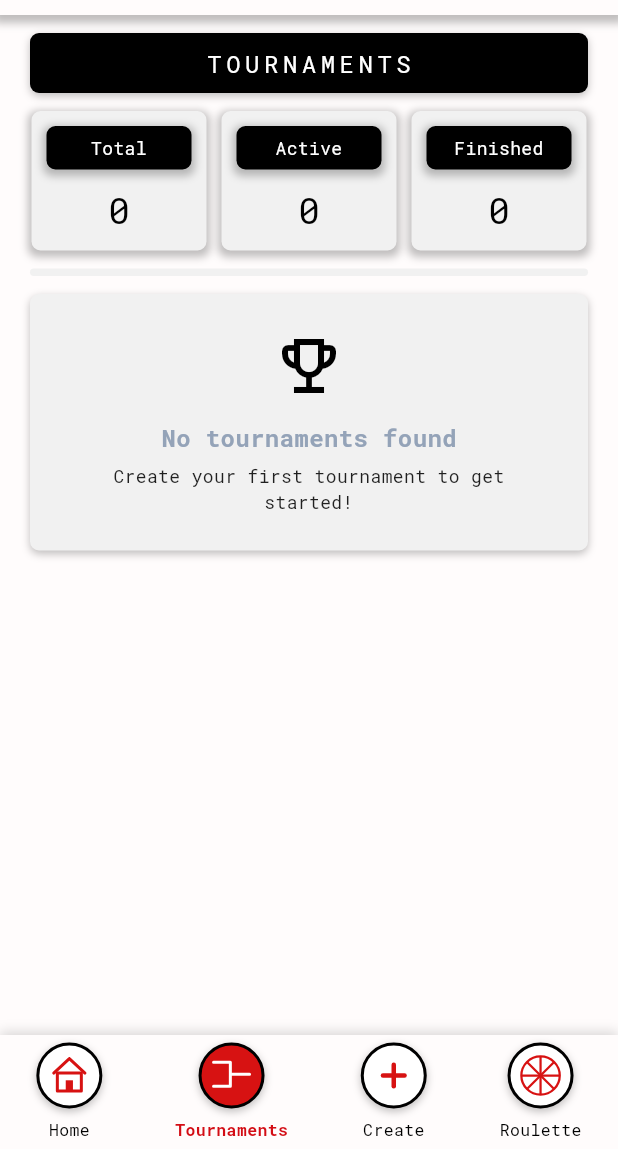
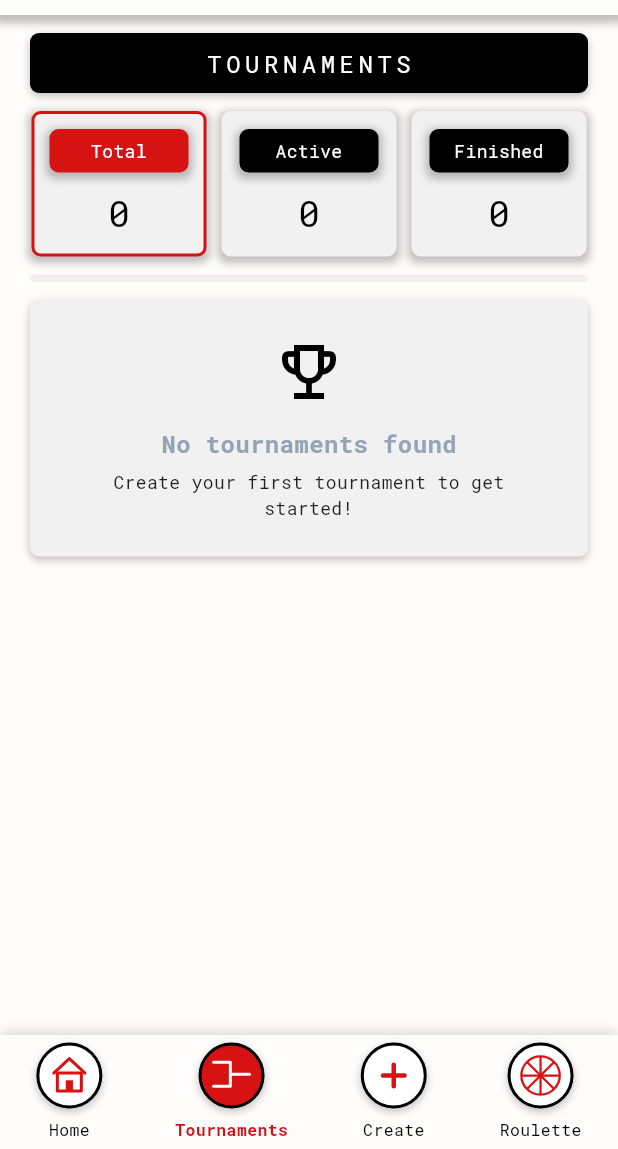
Before and after one commit to Louay-Barraq/Fixtura, a Flutter app: the DashboardScreen screen opened directly, item 2 of the bottom bar chosen, on a phone screen of 412 x 824 dp, the part 87-1236 px from its top. Run offline on Flutter 3.47's test engine with Material 3 defaults, Android fonts, the phone set to English and light mode, and no system bars; our stand-ins replace gap, google_fonts, share_plus, shared_preferences, sqflite; accounts and stored records are empty.

Commit message:
fix: update finished tournament status when 100% completed and enable filter tabs
- Calculate tournament progress and completion status dynamically based on matches
- Automatically sync status to 'completed' when all matches reach 100% progress
- Make Total, Active, and Finished StatCards interactive with visual selection styling
- Filter tournament list on Tournaments tab when clicking StatCards

```diff
--- a/lib/screens/dashboard_screen.dart
+++ b/lib/screens/dashboard_screen.dart
@@ -16,6 +16,8 @@ import 'create_tournament_screen.dart';
 import 'tournament_details_screen.dart';
 import 'standalone_roulette_screen.dart';
 
+enum TournamentFilter { all, active, finished }
+
 class DashboardScreen extends StatefulWidget {
   const DashboardScreen({super.key});
 
@@ -25,6 +27,7 @@ class DashboardScreen extends StatefulWidget {
 
 class _DashboardScreenState extends State<DashboardScreen> {
   int _currentNavIndex = 0; // 0 = Home, 1 = Tournaments, 2 = Roulette
+  TournamentFilter _tournamentFilter = TournamentFilter.all;
 
   @override
   void initState() {
@@ -158,19 +161,46 @@ class _DashboardScreenState extends State<DashboardScreen> {
           LongSectionHeader(title: l10n?.tournaments ?? 'TOURNAMENTS'),
           const Gap(12),
 
-          // Stats Cards Row
+          // Stats Cards Row (tapping navigates to Tournaments tab with selected filter)
           Padding(
             padding: const EdgeInsets.symmetric(horizontal: 16),
             child: Row(
               children: [
                 Expanded(
-                  child: StatCard(label: l10n?.total ?? 'Total', value: '$totalCount'),
+                  child: StatCard(
+                    label: l10n?.total ?? 'Total',
+                    value: '$totalCount',
+                    onTap: () {
+                      setState(() {
+                        _tournamentFilter = TournamentFilter.all;
+                        _currentNavIndex = 1;
+                      });
+                    },
+                  ),
                 ),
                 Expanded(
-                  child: StatCard(label: l10n?.active ?? 'Active', value: '$activeCount'),
+                  child: StatCard(
+                    label: l10n?.active ?? 'Active',
+                    value: '$activeCount',
+                    onTap: () {
+                      setState(() {
+                        _tournamentFilter = TournamentFilter.active;
+                        _currentNavIndex = 1;
+                      });
+                    },
+                  ),
                 ),
                 Expanded(
-                  child: StatCard(label: l10n?.finished ?? 'Finished', value: '$finishedCount'),
+                  child: StatCard(
+                    label: l10n?.finished ?? 'Finished',
+                    value: '$finishedCount',
+                    onTap: () {
+                      setState(() {
+                        _tournamentFilter = TournamentFilter.finished;
+                        _currentNavIndex = 1;
+                      });
+                    },
+                  ),
                 ),
               ],
             ),
@@ -220,6 +250,14 @@ class _DashboardScreenState extends State<DashboardScreen> {
     int finishedCount,
   ) {
     final l10n = AppLocalizations.of(context);
+
+    // Filter tournaments based on active selection
+    final List<Tournament> filteredTournaments = switch (_tournamentFilter) {
+      TournamentFilter.active => provider.tournaments.where((t) => t.status == 'active').toList(),
+      TournamentFilter.finished => provider.tournaments.where((t) => t.status == 'completed').toList(),
+      TournamentFilter.all => provider.tournaments,
+    };
+
     return SingleChildScrollView(
       physics: const BouncingScrollPhysics(),
       child: Column(
@@ -228,19 +266,46 @@ class _DashboardScreenState extends State<DashboardScreen> {
           LongSectionHeader(title: l10n?.tournaments ?? 'TOURNAMENTS'),
           const Gap(12),
 
-          // Stats Cards Row
+          // Stats Cards Row with interactive filtering
           Padding(
             padding: const EdgeInsets.symmetric(horizontal: 16),
             child: Row(
               children: [
                 Expanded(
-                  child: StatCard(label: l10n?.total ?? 'Total', value: '$totalCount'),
+                  child: StatCard(
+                    label: l10n?.total ?? 'Total',
+                    value: '$totalCount',
+                    isSelected: _tournamentFilter == TournamentFilter.all,
+                    onTap: () {
+                      setState(() {
+                        _tournamentFilter = TournamentFilter.all;
+                      });
+                    },
+                  ),
                 ),
                 Expanded(
-                  child: StatCard(label: l10n?.active ?? 'Active', value: '$activeCount'),
+                  child: StatCard(
+                    label: l10n?.active ?? 'Active',
+                    value: '$activeCount',
+                    isSelected: _tournamentFilter == TournamentFilter.active,
+                    onTap: () {
+                      setState(() {
+                        _tournamentFilter = TournamentFilter.active;
+                      });
+                    },
+                  ),
                 ),
                 Expanded(
-                  child: StatCard(label: l10n?.finished ?? 'Finished', value: '$finishedCount'),
+                  child: StatCard(
+                    label: l10n?.finished ?? 'Finished',
+                    value: '$finishedCount',
+                    isSelected: _tournamentFilter == TournamentFilter.finished,
+                    onTap: () {
+                      setState(() {
+                        _tournamentFilter = TournamentFilter.finished;
+                      });
+                    },
+                  ),
                 ),
               ],
             ),
@@ -257,11 +322,11 @@ class _DashboardScreenState extends State<DashboardScreen> {
           ),
           const Gap(12),
 
-          // Full Tournaments List
-          if (provider.tournaments.isEmpty)
+          // Tournaments List (Filtered)
+          if (filteredTournaments.isEmpty)
             _buildEmptyState(context)
           else
-            ...provider.tournaments.map(
+            ...filteredTournaments.map(
               (t) => Padding(
                 padding: const EdgeInsets.only(bottom: 12.0),
                 child: _buildTournamentWidget(t, provider),
@@ -278,14 +343,10 @@ class _DashboardScreenState extends State<DashboardScreen> {
     final allMatches = t.id != null ? provider.getMatchesForTournamentId(t.id!) : <MatchModel>[];
     final teams = t.id != null ? provider.getTeamsForTournamentId(t.id!) : <Team>[];
 
-    // Exclude dummy BYE matches (where either team is null)
-    final playableMatches = allMatches.where((m) => m.homeTeamId != null && m.awayTeamId != null).toList();
-    final completedMatches = playableMatches.where((m) => m.isPlayed).length;
-    final progress = playableMatches.isEmpty
-        ? 0
-        : ((completedMatches / playableMatches.length) * 100).round();
+    final progress = provider.calculateTournamentProgress(t.type, allMatches);
 
     // Pick the most recent real played match
+    final playableMatches = allMatches.where((m) => m.homeTeamId != null && m.awayTeamId != null).toList();
     final lastMatch = playableMatches.where((m) => m.isPlayed).toList().lastOrNull;
 
     String? player1Name;
--- a/lib/screens/tournament_details_screen.dart
+++ b/lib/screens/tournament_details_screen.dart
@@ -99,10 +99,8 @@ class _TournamentDetailsScreenState extends State<TournamentDetailsScreen> {
           }
         }
 
-        // Calculate progress percentage (excluding dummy BYE matches)
-        final playableMatches = matches.where((m) => m.homeTeamId != null && m.awayTeamId != null).toList();
-        final completedMatches = playableMatches.where((m) => m.isPlayed).length;
-        final progress = playableMatches.isEmpty ? 0 : ((completedMatches / playableMatches.length) * 100).round();
+        // Calculate progress percentage
+        final progress = provider.calculateTournamentProgress(tournament.type, matches);
 
         return Scaffold(
           backgroundColor: const Color(0xFFFFFCFC),
--- a/lib/widgets/stat_card.dart
+++ b/lib/widgets/stat_card.dart
@@ -3,17 +3,31 @@ import 'package:flutter/material.dart';
 class StatCard extends StatelessWidget {
   final String label;
   final String value;
+  final bool isSelected;
+  final VoidCallback? onTap;
 
-  const StatCard({super.key, required this.label, required this.value});
+  const StatCard({
+    super.key,
+    required this.label,
+    required this.value,
+    this.isSelected = false,
+    this.onTap,
+  });
 
   @override
   Widget build(BuildContext context) {
-    return Container(
+    return GestureDetector(
+      onTap: onTap,
+      child: AnimatedContainer(
+        duration: const Duration(milliseconds: 200),
         padding: const EdgeInsets.only(top: 10),
-      margin: EdgeInsets.symmetric(horizontal: 5),
+        margin: const EdgeInsets.symmetric(horizontal: 5),
         decoration: BoxDecoration(
           color: const Color(0xFFF1F1F1),
           borderRadius: BorderRadius.circular(6),
+          border: isSelected
+              ? Border.all(color: const Color(0xFFD71212), width: 2)
+              : Border.all(color: Colors.transparent, width: 2),
           boxShadow: [
             BoxShadow(
               offset: const Offset(0, 2),
@@ -25,13 +39,14 @@ class StatCard extends StatelessWidget {
         ),
         child: Column(
           children: [
-          // Top Black Label Badge
-          Container(
+            // Top Label Badge (Red if selected, Black if unselected)
+            AnimatedContainer(
+              duration: const Duration(milliseconds: 200),
               padding: const EdgeInsets.symmetric(vertical: 6),
               margin: const EdgeInsets.symmetric(horizontal: 10),
               width: double.infinity,
               decoration: BoxDecoration(
-              color: Colors.black,
+                color: isSelected ? const Color(0xFFD71212) : Colors.black,
                 borderRadius: BorderRadius.circular(6),
                 boxShadow: [
                   BoxShadow(
@@ -55,7 +70,7 @@ class StatCard extends StatelessWidget {
 
             // Numeric Value
             Container(
-            padding: EdgeInsets.symmetric(vertical: 10),
+              padding: const EdgeInsets.symmetric(vertical: 10),
               child: Text(
                 value,
                 style: const TextStyle(
@@ -67,6 +82,7 @@ class StatCard extends StatelessWidget {
             ),
           ],
         ),
+      ),
     );
   }
 }
```
Also changed, not shown: lib/providers/tournament_provider.dart (+69 -4 lines). Lines whose indentation alone changed are shown as unchanged.
